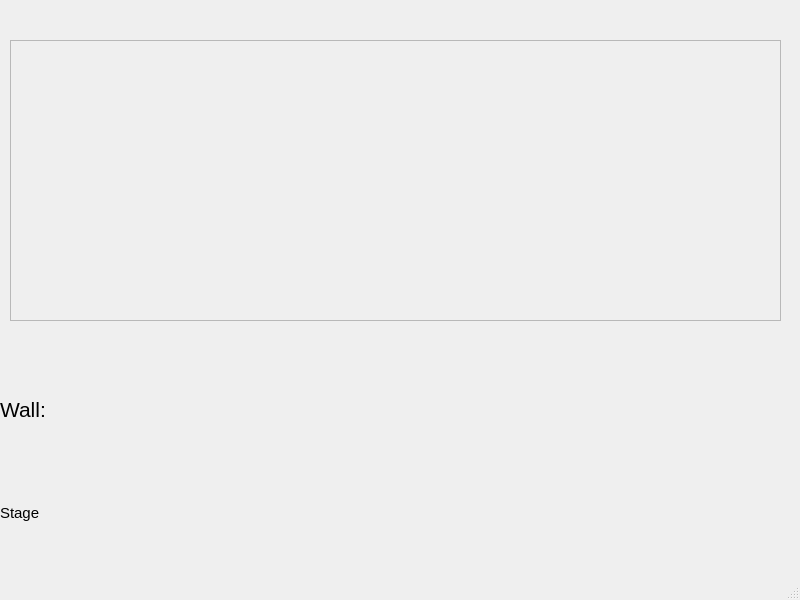
This is Greyform-linux-ros1/Python_Application/UI_Design/mainframe.ui in mokzhizhuan/GreyForm_UIs as Qt 5 draws it before an edit. The edited form follows.
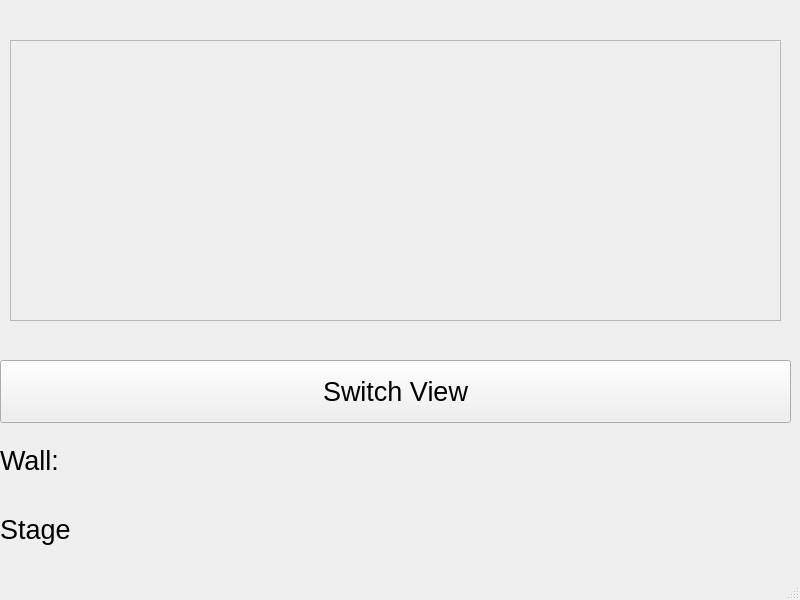
This is the edited form. The open tabs and pages were chosen to show the change.

```diff
--- a/Greyform-linux-ros1/Python_Application/UI_Design/mainframe.ui
+++ b/Greyform-linux-ros1/Python_Application/UI_Design/mainframe.ui
@@ -342,15 +342,33 @@
          <item>
           <layout class="QVBoxLayout" name="verticalLayout_6" stretch="3">
            <item>
-            <layout class="QVBoxLayout" name="verticalLayout_21" stretch="2,2">
+            <layout class="QVBoxLayout" name="verticalLayout_21" stretch="2,2,2">
              <property name="sizeConstraint">
               <enum>QLayout::SetNoConstraint</enum>
              </property>
+             <item>
+              <widget class="QPushButton" name="viewButton">
+               <property name="sizePolicy">
+                <sizepolicy hsizetype="MinimumExpanding" vsizetype="MinimumExpanding">
+                 <horstretch>0</horstretch>
+                 <verstretch>0</verstretch>
+                </sizepolicy>
+               </property>
+               <property name="font">
+                <font>
+                 <pointsize>20</pointsize>
+                </font>
+               </property>
+               <property name="text">
+                <string>Switch View</string>
+               </property>
+              </widget>
+             </item>
              <item>
               <widget class="QLabel" name="walllabel">
                <property name="font">
                 <font>
-                 <pointsize>16</pointsize>
+                 <pointsize>20</pointsize>
                 </font>
                </property>
                <property name="text">
@@ -360,6 +378,11 @@
              </item>
              <item>
               <widget class="QLabel" name="Stagelabel">
+               <property name="font">
+                <font>
+                 <pointsize>20</pointsize>
+                </font>
+               </property>
                <property name="text">
                 <string>Stage</string>
                </property>
```
